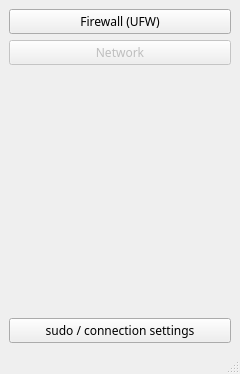
Qt form oneringui.ui (bcavlin/onering) before a commit.
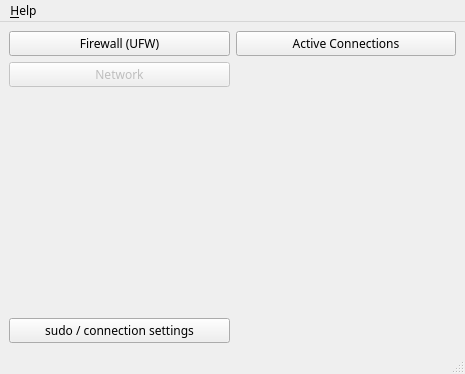
The same form after that commit. Icons and pictures are not drawn.

Commit message: corrected netstat

```diff
--- a/oneringui.ui
+++ b/oneringui.ui
@@ -9,7 +9,7 @@
    <rect>
     <x>0</x>
     <y>0</y>
-    <width>240</width>
+    <width>465</width>
     <height>374</height>
    </rect>
   </property>
@@ -38,27 +38,13 @@
     <normaloff>images/icon-hat-white.png</normaloff>images/icon-hat-white.png</iconset>
   </property>
   <widget class="QWidget" name="centralwidget">
-   <layout class="QVBoxLayout" name="verticalLayout_2">
-    <item>
-     <layout class="QVBoxLayout" name="verticalLayout">
-      <item>
-       <widget class="QPushButton" name="pushButton_Firewall">
-        <property name="text">
-         <string>Firewall (UFW)</string>
-        </property>
-       </widget>
-      </item>
-      <item>
-       <widget class="QPushButton" name="pushButton_Netstat">
-        <property name="enabled">
-         <bool>false</bool>
-        </property>
-        <property name="text">
-         <string>Network</string>
-        </property>
-       </widget>
-      </item>
-      <item>
+   <layout class="QGridLayout" name="gridLayout">
+    <item row="0" column="0">
+     <layout class="QGridLayout" name="gridLayout_2" columnminimumwidth="0,0">
+      <property name="sizeConstraint">
+       <enum>QLayout::SetMinimumSize</enum>
+      </property>
+      <item row="2" column="0">
        <spacer name="verticalSpacer">
         <property name="orientation">
          <enum>Qt::Vertical</enum>
@@ -71,18 +57,76 @@
         </property>
        </spacer>
       </item>
-      <item>
+      <item row="1" column="0">
+       <widget class="QPushButton" name="pushButton_Netstat">
+        <property name="enabled">
+         <bool>false</bool>
+        </property>
+        <property name="text">
+         <string>Network</string>
+        </property>
+       </widget>
+      </item>
+      <item row="0" column="0">
+       <widget class="QPushButton" name="pushButton_Firewall">
+        <property name="text">
+         <string>Firewall (UFW)</string>
+        </property>
+       </widget>
+      </item>
+      <item row="3" column="0">
        <widget class="QPushButton" name="pushButton_sudo">
+        <property name="minimumSize">
+         <size>
+          <width>0</width>
+          <height>0</height>
+         </size>
+        </property>
+        <property name="maximumSize">
+         <size>
+          <width>16777215</width>
+          <height>16777215</height>
+         </size>
+        </property>
         <property name="text">
          <string>sudo / connection settings</string>
         </property>
        </widget>
       </item>
+      <item row="0" column="1">
+       <widget class="QPushButton" name="pushButton_connections">
+        <property name="text">
+         <string>Active Connections</string>
+        </property>
+       </widget>
+      </item>
      </layout>
     </item>
    </layout>
   </widget>
   <widget class="QStatusBar" name="statusBar"/>
+  <widget class="QMenuBar" name="menuBar">
+   <property name="geometry">
+    <rect>
+     <x>0</x>
+     <y>0</y>
+     <width>465</width>
+     <height>23</height>
+    </rect>
+   </property>
+   <widget class="QMenu" name="menuHelp">
+    <property name="title">
+     <string>&amp;Help</string>
+    </property>
+    <addaction name="action_About"/>
+   </widget>
+   <addaction name="menuHelp"/>
+  </widget>
+  <action name="action_About">
+   <property name="text">
+    <string>&amp;About</string>
+   </property>
+  </action>
  </widget>
  <resources/>
  <connections/>
```
Left out of the diff: 6 changed lines with no effect on the pictures. The commit also changes 8 other files.
